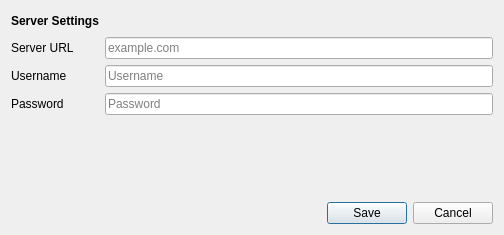
Before: the Qt Designer form src/gui/settingsdialog.ui in gravityfargo/DavTasks, drawn with Qt 5.
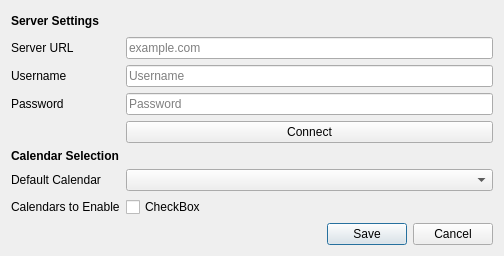
After: the same form once the commit is applied.

Commit message: added additional json keys, formatting, modify setting dialog

The edit to the form file:
```diff
--- a/src/gui/settingsdialog.ui
+++ b/src/gui/settingsdialog.ui
@@ -7,7 +7,7 @@
     <x>0</x>
     <y>0</y>
     <width>504</width>
-    <height>235</height>
+    <height>255</height>
    </rect>
   </property>
   <property name="sizePolicy">
@@ -100,6 +100,66 @@
        </property>
       </widget>
      </item>
+     <item row="4" column="0">
+      <spacer name="horizontalSpacer_2">
+       <property name="orientation">
+        <enum>Qt::Horizontal</enum>
+       </property>
+       <property name="sizeHint" stdset="0">
+        <size>
+         <width>40</width>
+         <height>20</height>
+        </size>
+       </property>
+      </spacer>
+     </item>
+     <item row="4" column="1">
+      <widget class="QPushButton" name="pushButtonConnect">
+       <property name="text">
+        <string>Connect</string>
+       </property>
+      </widget>
+     </item>
+     <item row="5" column="0">
+      <widget class="QLabel" name="labelCalSelect">
+       <property name="font">
+        <font>
+         <weight>75</weight>
+         <bold>true</bold>
+        </font>
+       </property>
+       <property name="text">
+        <string>Calendar Selection</string>
+       </property>
+      </widget>
+     </item>
+     <item row="5" column="1">
+      <layout class="QVBoxLayout" name="verticalLayout"/>
+     </item>
+     <item row="7" column="1">
+      <widget class="QCheckBox" name="checkBoxTestCal">
+       <property name="text">
+        <string>CheckBox</string>
+       </property>
+      </widget>
+     </item>
+     <item row="6" column="1">
+      <widget class="QComboBox" name="comboBox"/>
+     </item>
+     <item row="6" column="0">
+      <widget class="QLabel" name="label">
+       <property name="text">
+        <string>Default Calendar</string>
+       </property>
+      </widget>
+     </item>
+     <item row="7" column="0">
+      <widget class="QLabel" name="label_2">
+       <property name="text">
+        <string>Calendars to Enable</string>
+       </property>
+      </widget>
+     </item>
     </layout>
    </item>
   </layout>
```
The commit also changes 4 other files.
